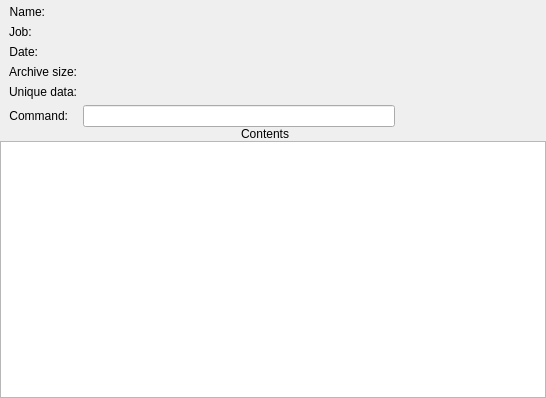
Tarsnap/tarsnap-gui, file forms/archivewidget.ui: the form before one commit.
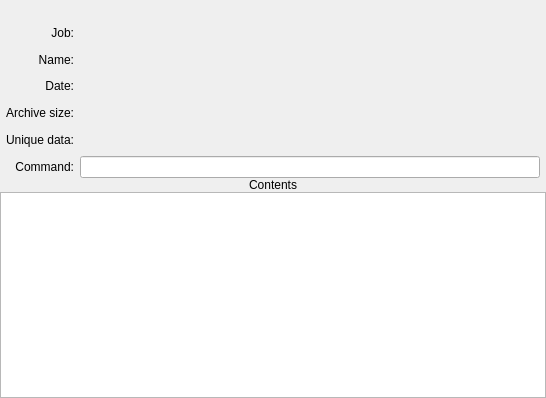
The form after the commit. Icons and pictures are not drawn. Custom widgets are drawn as their Qt base class.

Commit message:
UI improvements for the Archive details widget.
Command label now expands full width, making it easier to read.

The edit to the form file:
```diff
--- a/forms/archivewidget.ui
+++ b/forms/archivewidget.ui
@@ -13,12 +13,15 @@
   <property name="windowTitle">
    <string>Form</string>
   </property>
-  <layout class="QGridLayout" name="gridLayout">
+  <layout class="QVBoxLayout" name="verticalLayout">
+   <property name="spacing">
+    <number>0</number>
+   </property>
    <property name="leftMargin">
     <number>0</number>
    </property>
    <property name="topMargin">
-    <number>5</number>
+    <number>0</number>
    </property>
    <property name="rightMargin">
     <number>0</number>
@@ -26,10 +29,7 @@
    <property name="bottomMargin">
     <number>0</number>
    </property>
-   <property name="spacing">
-    <number>0</number>
-   </property>
-   <item row="0" column="1" alignment="Qt::AlignRight|Qt::AlignTop">
+   <item alignment="Qt::AlignRight|Qt::AlignTop">
     <widget class="QPushButton" name="hideButton">
      <property name="sizePolicy">
       <sizepolicy hsizetype="Minimum" vsizetype="Fixed">
@@ -64,94 +64,28 @@
      </property>
     </widget>
    </item>
-   <item row="2" column="0">
-    <widget class="QLabel" name="archiveContentsLabel">
-     <property name="text">
-      <string>Contents</string>
-     </property>
-     <property name="alignment">
-      <set>Qt::AlignCenter</set>
-     </property>
-    </widget>
-   </item>
-   <item row="3" column="0" colspan="2">
-    <widget class="QPlainTextEdit" name="archiveContentsPlainTextEdit">
-     <property name="styleSheet">
-      <string notr="true">#archiveContentsPlainTextEdit
-{
-font-family: Monospace, Monaco;
-font-size: 12px;
-}</string>
-     </property>
-     <property name="documentTitle">
-      <string>test</string>
-     </property>
-     <property name="readOnly">
-      <bool>true</bool>
-     </property>
-    </widget>
-   </item>
-   <item row="0" column="0">
-    <widget class="QWidget" name="widget_4" native="true">
-     <layout class="QHBoxLayout" name="horizontalLayout_5">
-      <property name="topMargin">
-       <number>0</number>
-      </property>
-      <property name="bottomMargin">
-       <number>0</number>
-      </property>
       <item>
-       <layout class="QFormLayout" name="formLayout_2">
-        <property name="fieldGrowthPolicy">
-         <enum>QFormLayout::AllNonFixedFieldsGrow</enum>
-        </property>
-        <item row="0" column="0">
-         <widget class="QLabel" name="label_23">
-          <property name="sizePolicy">
-           <sizepolicy hsizetype="Preferred" vsizetype="Preferred">
-            <horstretch>0</horstretch>
-            <verstretch>0</verstretch>
-           </sizepolicy>
-          </property>
-          <property name="toolTip">
-           <string>Archive name</string>
-          </property>
-          <property name="text">
-           <string>Name:</string>
-          </property>
-          <property name="alignment">
-           <set>Qt::AlignRight|Qt::AlignTrailing|Qt::AlignVCenter</set>
-          </property>
-          <property name="textInteractionFlags">
-           <set>Qt::NoTextInteraction</set>
-          </property>
-         </widget>
-        </item>
+    <layout class="QGridLayout" name="gridLayout_2">
+     <property name="leftMargin">
+      <number>6</number>
+     </property>
+     <property name="topMargin">
+      <number>6</number>
+     </property>
+     <property name="rightMargin">
+      <number>6</number>
+     </property>
+     <property name="spacing">
+      <number>6</number>
+     </property>
         <item row="0" column="1">
-         <widget class="TextLabel" name="archiveNameLabel">
-          <property name="toolTip">
-           <string>Archive name</string>
-          </property>
-          <property name="text">
-           <string/>
-          </property>
-          <property name="textInteractionFlags">
-           <set>Qt::TextSelectableByMouse</set>
-          </property>
-          <property name="elide" stdset="0">
-           <string>Qt::ElideMiddle</string>
-          </property>
-         </widget>
-        </item>
-        <item row="1" column="0">
-         <widget class="QLabel" name="archiveJobLabelField">
-          <property name="text">
-           <string>Job:</string>
-          </property>
-         </widget>
-        </item>
-        <item row="1" column="1">
          <widget class="TextLabel" name="archiveJobLabel">
+       <property name="sizePolicy">
+        <sizepolicy hsizetype="Expanding" vsizetype="Preferred">
+         <horstretch>0</horstretch>
+         <verstretch>0</verstretch>
+        </sizepolicy>
+       </property>
           <property name="styleSheet">
            <string notr="true">#archiveJobLabel {
 text-decoration: underline;
@@ -169,6 +103,28 @@
           </property>
          </widget>
         </item>
+     <item row="1" column="0">
+      <widget class="QLabel" name="label_23">
+       <property name="sizePolicy">
+        <sizepolicy hsizetype="Preferred" vsizetype="Preferred">
+         <horstretch>0</horstretch>
+         <verstretch>0</verstretch>
+        </sizepolicy>
+       </property>
+       <property name="toolTip">
+        <string>Archive name</string>
+       </property>
+       <property name="text">
+        <string>Name:</string>
+       </property>
+       <property name="alignment">
+        <set>Qt::AlignRight|Qt::AlignTrailing|Qt::AlignVCenter</set>
+       </property>
+       <property name="textInteractionFlags">
+        <set>Qt::NoTextInteraction</set>
+       </property>
+      </widget>
+     </item>
         <item row="2" column="0">
          <widget class="QLabel" name="label_24">
           <property name="sizePolicy">
@@ -191,8 +147,33 @@
           </property>
          </widget>
         </item>
+     <item row="4" column="1">
+      <widget class="QLabel" name="archiveUniqueDataLabel">
+       <property name="sizePolicy">
+        <sizepolicy hsizetype="Expanding" vsizetype="Preferred">
+         <horstretch>0</horstretch>
+         <verstretch>0</verstretch>
+        </sizepolicy>
+       </property>
+       <property name="toolTip">
+        <string>Actual size occupied on Tarsnap</string>
+       </property>
+       <property name="text">
+        <string/>
+       </property>
+       <property name="textInteractionFlags">
+        <set>Qt::TextSelectableByMouse</set>
+       </property>
+      </widget>
+     </item>
         <item row="2" column="1">
          <widget class="QLabel" name="archiveDateLabel">
+       <property name="sizePolicy">
+        <sizepolicy hsizetype="Expanding" vsizetype="Preferred">
+         <horstretch>0</horstretch>
+         <verstretch>0</verstretch>
+        </sizepolicy>
+       </property>
           <property name="toolTip">
            <string>Date created</string>
           </property>
@@ -228,6 +209,12 @@
         </item>
         <item row="3" column="1">
          <widget class="QLabel" name="archiveSizeLabel">
+       <property name="sizePolicy">
+        <sizepolicy hsizetype="Expanding" vsizetype="Preferred">
+         <horstretch>0</horstretch>
+         <verstretch>0</verstretch>
+        </sizepolicy>
+       </property>
           <property name="toolTip">
            <string>Original archive size</string>
           </property>
@@ -261,19 +248,6 @@
           </property>
          </widget>
         </item>
-        <item row="4" column="1">
-         <widget class="QLabel" name="archiveUniqueDataLabel">
-          <property name="toolTip">
-           <string>Actual size occupied on Tarsnap</string>
-          </property>
-          <property name="text">
-           <string/>
-          </property>
-          <property name="textInteractionFlags">
-           <set>Qt::TextSelectableByMouse</set>
-          </property>
-         </widget>
-        </item>
         <item row="5" column="0">
          <widget class="QLabel" name="label_5">
           <property name="toolTip">
@@ -287,7 +261,23 @@
           </property>
          </widget>
         </item>
-        <item row="5" column="1">
+     <item row="1" column="1">
+      <widget class="TextLabel" name="archiveNameLabel">
+       <property name="toolTip">
+        <string>Archive name</string>
+       </property>
+       <property name="text">
+        <string/>
+       </property>
+       <property name="textInteractionFlags">
+        <set>Qt::TextSelectableByMouse</set>
+       </property>
+       <property name="elide" stdset="0">
+        <string>Qt::ElideMiddle</string>
+       </property>
+      </widget>
+     </item>
+     <item row="5" column="1" colspan="2">
          <widget class="QLineEdit" name="archiveCommandLineEdit">
           <property name="toolTip">
            <string>Command used to create the archive</string>
@@ -297,26 +287,28 @@
           </property>
          </widget>
         </item>
-       </layout>
-      </item>
-      <item>
+     <item row="0" column="0">
+      <widget class="QLabel" name="archiveJobLabelField">
+       <property name="text">
+        <string>Job:</string>
+       </property>
+       <property name="alignment">
+        <set>Qt::AlignRight|Qt::AlignTrailing|Qt::AlignVCenter</set>
+       </property>
+      </widget>
+     </item>
+     <item row="0" column="2" rowspan="5">
        <widget class="QLabel" name="archiveIconLabel">
-        <property name="sizePolicy">
-         <sizepolicy hsizetype="Fixed" vsizetype="Fixed">
-          <horstretch>0</horstretch>
-          <verstretch>0</verstretch>
-         </sizepolicy>
-        </property>
         <property name="minimumSize">
          <size>
-          <width>120</width>
-          <height>120</height>
+         <width>128</width>
+         <height>128</height>
          </size>
         </property>
         <property name="maximumSize">
          <size>
-          <width>120</width>
-          <height>120</height>
+         <width>128</width>
+         <height>128</height>
          </size>
         </property>
         <property name="styleSheet">
@@ -330,6 +322,44 @@
        </widget>
       </item>
      </layout>
+   </item>
+   <item>
+    <widget class="QWidget" name="widget_4" native="true">
+     <layout class="QHBoxLayout" name="horizontalLayout_5">
+      <property name="topMargin">
+       <number>0</number>
+      </property>
+      <property name="bottomMargin">
+       <number>0</number>
+      </property>
+     </layout>
+    </widget>
+   </item>
+   <item>
+    <widget class="QLabel" name="archiveContentsLabel">
+     <property name="text">
+      <string>Contents</string>
+     </property>
+     <property name="alignment">
+      <set>Qt::AlignCenter</set>
+     </property>
+    </widget>
+   </item>
+   <item>
+    <widget class="QPlainTextEdit" name="archiveContentsPlainTextEdit">
+     <property name="styleSheet">
+      <string notr="true">#archiveContentsPlainTextEdit
+{
+font-family: Monospace, Monaco;
+font-size: 12px;
+}</string>
+     </property>
+     <property name="documentTitle">
+      <string>test</string>
+     </property>
+     <property name="readOnly">
+      <bool>true</bool>
+     </property>
     </widget>
    </item>
   </layout>
```
Left out of the diff: 4 changed lines with no effect on the pictures. Lines whose indentation alone changed are shown as unchanged.
